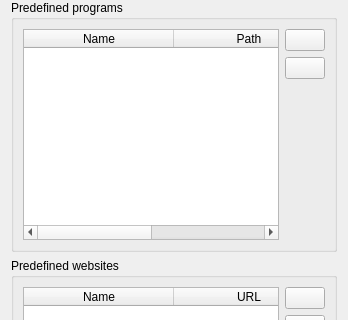
Above: plugins/desktopservices/DesktopServicesConfigurationPage.ui from veyon/veyon before the change; both pictures show x 0 to 348 and y 0 to 320 of the 348 by 491 pixel window. Below: the same form after it.
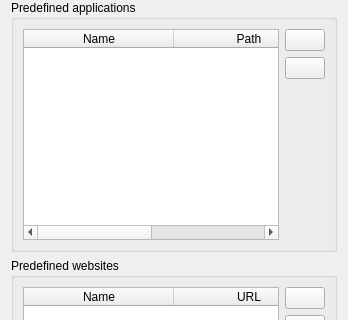
That is the form after the change. Icons and pictures are not drawn.

```diff
--- a/plugins/desktopservices/DesktopServicesConfigurationPage.ui
+++ b/plugins/desktopservices/DesktopServicesConfigurationPage.ui
@@ -19,7 +19,7 @@
    <item>
     <widget class="QGroupBox" name="groupBox_2">
      <property name="title">
-      <string>Predefined programs</string>
+      <string>Predefined applications</string>
      </property>
      <layout class="QGridLayout" name="gridLayout">
       <item row="0" column="0" rowspan="3">
```
Left out of the diff: 32 changed lines with no effect on the pictures.
